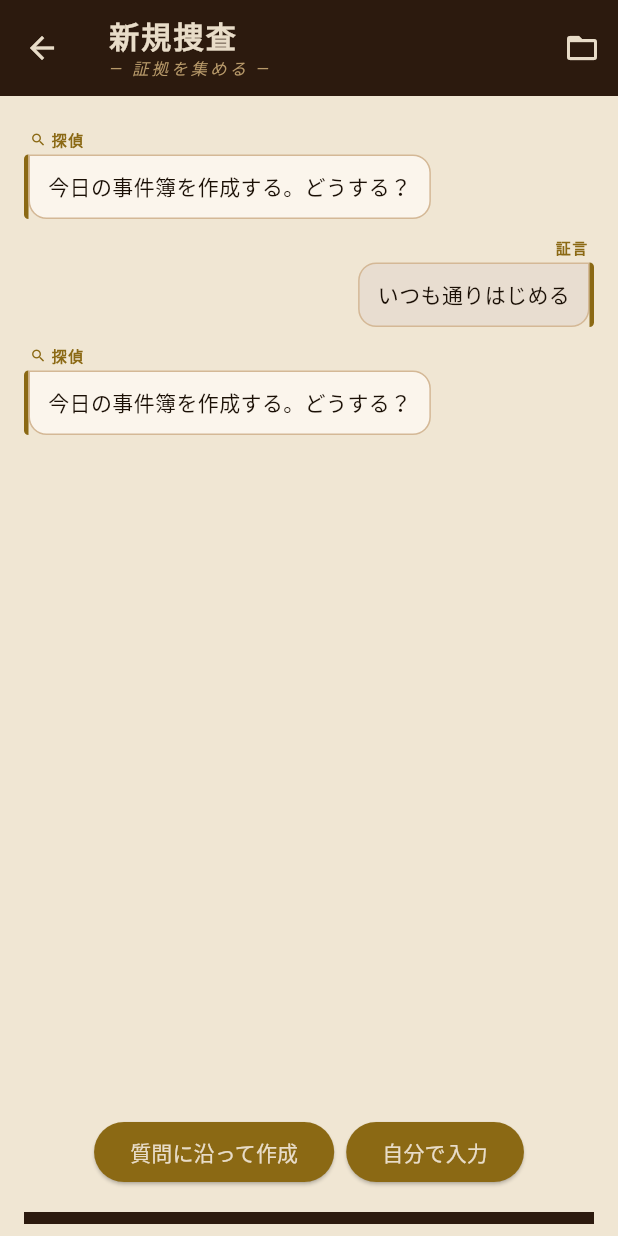
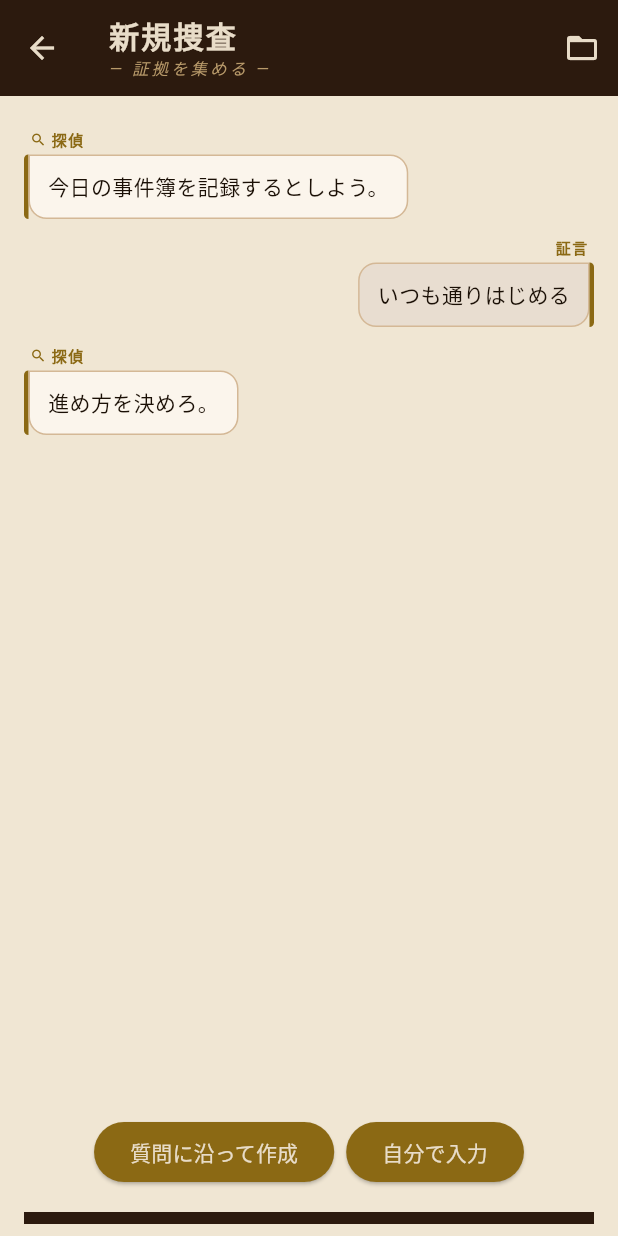
Before and after one commit to IIIIshii/lifelog-tantei, a Flutter app: the DiaryPage screen opened directly, after a tap on "いつも通りはじめる", on a phone screen of 412 x 824 dp. Run offline on Flutter 3.47's test engine with Material 3 defaults, Android fonts, the phone set to English and light mode, and no system bars; our stand-ins replace cloud_firestore, firebase_auth, firebase_core, fl_chart, flutter_dotenv, flutter_local_notifications and 8 more; accounts and stored records are empty.

Commit message:
feat: 新規事件を開く際の最初のガイドもロールに準拠させる
_Phase.startSelect / _Phase.modeSelect が固定文字列を直書きしており、
他のナレーション（intro_custom等）と異なりロールが反映されていなかった。
Role.questionTexts に intro_start / intro_modeselect を追加し、
diary_page.dart 側を _currentRole.text() 経由に統一した。

Closes #160

Co-Authored-By: Claude Sonnet 5 <noreply@anthropic.com>
Claude-Session: https://claude.ai/code/session_019qQTSSntajJr2WQdwUaozg

```diff
--- a/lib/pages/diary_page.dart
+++ b/lib/pages/diary_page.dart
@@ -351,7 +351,10 @@ class _DiaryPageState extends State<DiaryPage> {
   Future<void> _askNext() async {
     switch (_phase) {
       case _Phase.startSelect:
-        _postAiMessage('今日の事件簿を作成する。どうする？', choices: ['いつも通りはじめる', '何もなかった…']);
+        _postAiMessage(
+          _currentRole.text('intro_start', '今日の事件簿を作成する。どうする？'),
+          choices: ['いつも通りはじめる', '何もなかった…'],
+        );
       case _Phase.emptyDaySelect:
         _postAiMessage(
           '何もなかった日として扱うか、それとも手がかりを探すか。選んでくれ。',
@@ -441,7 +444,10 @@ class _DiaryPageState extends State<DiaryPage> {
           choices: ['はい', 'いいえ'],
         );
       case _Phase.modeSelect:
-        _postAiMessage('今日の事件簿を作成する。どうする？', choices: ['質問に沿って作成', '自分で入力']);
+        _postAiMessage(
+          _currentRole.text('intro_modeselect', '今日の事件簿を作成する。どうする？'),
+          choices: ['質問に沿って作成', '自分で入力'],
+        );
       case _Phase.event:
         if (_eventQueue.isNotEmpty) {
           final q = _eventQueue.removeFirst();
--- a/lib/roles/alien.dart
+++ b/lib/roles/alien.dart
@@ -31,11 +31,13 @@ const Role alienRole = Role(
     'q_afternoon': '午後ノ活動を報告セヨ。',
     'q_evening': '夜ノ時間タイ、ナニをシテいた？',
     // ナレーション
+    'intro_start': '本ジツの記録を開始スル。',
     'intro_custom': 'マズ、イクツカのコウモクを観測サセてもらう。',
     'confirm_include': 'データを記録シタ。コノ情報モ、デキゴトの報告書ニ含メるか？',
     'intro_recall': '本ジツのキミの全コウドウを、ワレに開示セヨ。',
     'intro_event': '本ジツ最大のデキゴトについて観測スル。思イ当タる事ショウはアルか？',
     'ask_addendum': 'ホカに、ワレに伝エルべきデータはアルか？',
+    'intro_modeselect': '記録ノ方式をセンタクセヨ。',
   },
   // ボタン選択への固定リアクション（API不使用）。ネガティブな評価はしない。
   reactionTexts: {
--- a/lib/roles/hardboiled.dart
+++ b/lib/roles/hardboiled.dart
@@ -32,11 +32,13 @@ const Role hardboiledRole = Role(
     'q_afternoon': '午後はどう動いた？',
     'q_evening': '夜の動向は？',
     // ナレーション
+    'intro_start': '今日の事件簿を記録するとしよう。',
     'intro_custom': 'まず、いくつか確認させてもらう。',
     'confirm_include': '証言を記録した。これからお聞きする出来事の報告書に、この内容も含めるか？',
     'intro_recall': '今日一日の行動を洗いざらい話してもらおう。',
     'intro_event': '今日の核心となる出来事について話を聞こう。何か思い当たる節はあるか？',
     'ask_addendum': '他に言い残したことはあるか？',
+    'intro_modeselect': '進め方を決めろ。',
   },
   // ボタン選択への固定リアクション（API不使用）。ネガティブな評価はしない。
   reactionTexts: {
--- a/lib/roles/novice.dart
+++ b/lib/roles/novice.dart
@@ -31,11 +31,13 @@ const Role noviceRole = Role(
     'q_afternoon': '午後のご様子も、教えていただけると幸いです…！',
     'q_evening': '夜は、どのように過ごされましたか…？',
     // ナレーション
+    'intro_start': 'あの、今日の事件簿を記録させていただきますね…！',
     'intro_custom': 'あの、まずはいくつか確認させていただけますか…！',
     'confirm_include': 'メモ、取れました…！この内容も、出来事の報告書に含めてよろしいでしょうか？',
     'intro_recall': 'あの、今日一日のことを順番に聞かせていただけると幸いです…！',
     'intro_event': '今日いちばんの出来事について、聞かせてください…！何か思い当たることはありますか？',
     'ask_addendum': 'その、他に言い残したことはありませんか…？',
+    'intro_modeselect': 'えっと、どちらの進め方がよろしいでしょうか…？',
   },
   // ボタン選択への固定リアクション（API不使用）。ネガティブな評価はしない。
   reactionTexts: {
--- a/lib/roles/psychologist.dart
+++ b/lib/roles/psychologist.dart
@@ -32,11 +32,13 @@ const Role psychologistRole = Role(
     'q_afternoon': '午後は、どのように時間が流れていきましたか？',
     'q_evening': '夜のあなたは、どんな様子でしたか？',
     // ナレーション
+    'intro_start': '今日という一日を、一緒に振り返っていきましょう。',
     'intro_custom': 'まずは、いくつか落ち着いて振り返ってみましょう。',
     'confirm_include': 'お話を受け取りました。この内容も、これから綴る記録に含めてよいですか？',
     'intro_recall': '今日一日を、朝から順にゆっくり辿ってみましょう。',
     'intro_event': '今日、あなたの心に残った出来事について聞かせてください。思い当たることはありますか？',
     'ask_addendum': '他に、まだ言葉にしていない気持ちはありますか？',
+    'intro_modeselect': 'どちらの形で進めていきましょうか。',
   },
   // ボタン選択への固定リアクション（API不使用）。ネガティブな評価はしない。
   reactionTexts: {
--- a/lib/roles/role.dart
+++ b/lib/roles/role.dart
@@ -6,7 +6,8 @@
 //   出来事       : event_when / event_where / event_who / event_what / event_how
 //   カスタム質問 : q_sleep / q_food / q_exercise / q_study
 //   思い出し     : q_morning / q_afternoon / q_evening
-//   ナレーション : intro_custom / confirm_include / intro_recall / intro_event / ask_addendum
+//   ナレーション : intro_start / intro_custom / confirm_include / intro_recall / intro_event /
+//                  intro_modeselect / ask_addendum
 //
 // 注: choices（朝/昼/夜・睡眠時間など）と custom_i（ユーザー定義質問）は Role に持たせない。
 //     前者は回答データとして保存・パースされる固定値、後者はユーザー入力そのものを使うため。
```
